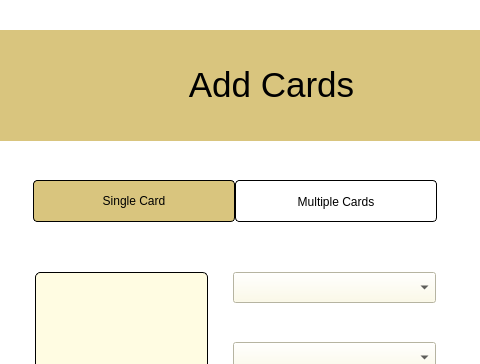
The window that addcard.ui (Scaryalet/CardVault) describes before a commit, drawn with Qt 5; both pictures show x 367 to 847 and y 0 to 364 of the 1280 by 720 pixel window.
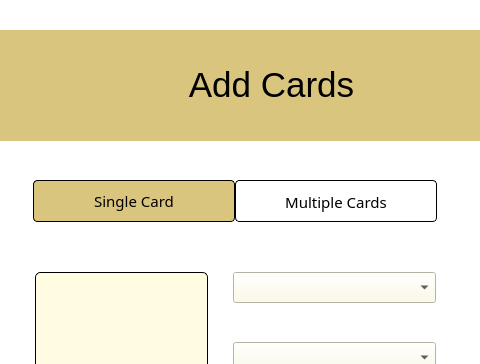
The same window after the commit. The open tabs and pages were chosen to show the change.

```diff
--- a/addcard.ui
+++ b/addcard.ui
@@ -87,6 +87,12 @@
       <height>371</height>
      </rect>
     </property>
+    <property name="font">
+     <font>
+      <family>Bahnschrift</family>
+      <pointsize>11</pointsize>
+     </font>
+    </property>
     <property name="styleSheet">
      <string notr="true">QTabBar::Tab {
 	width: 200;
```
Left out of the diff: 26 changed lines with no effect on the pictures.
